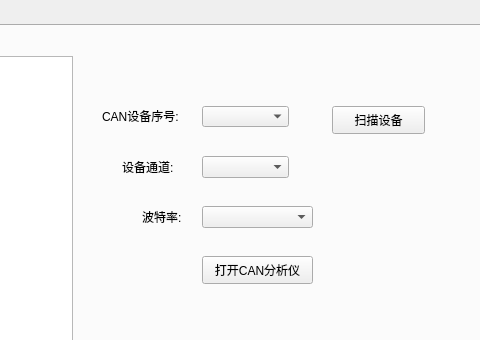
Qt form ser_prj/untitled.ui (getBossMuchMoney/pyqt_serialTool) before a commit; both pictures show x 760 to 1240 and y 0 to 340 of the 1240 by 850 pixel window.
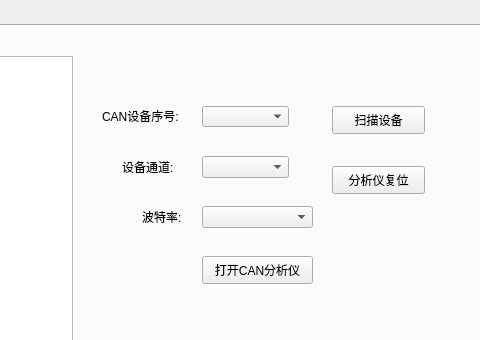
The same form after that commit. The open tabs and pages were chosen to show the change.

```diff
--- a/ser_prj/untitled.ui
+++ b/ser_prj/untitled.ui
@@ -684,6 +684,19 @@
        <string>boot命令:</string>
       </property>
      </widget>
+     <widget class="QPushButton" name="RESET_CAN_DEVICE">
+      <property name="geometry">
+       <rect>
+        <x>1090</x>
+        <y>140</y>
+        <width>93</width>
+        <height>28</height>
+       </rect>
+      </property>
+      <property name="text">
+       <string>分析仪复位</string>
+      </property>
+     </widget>
     </widget>
    </widget>
   </widget>
```
Left out of the diff: 2 changed lines with no effect on the pictures.
